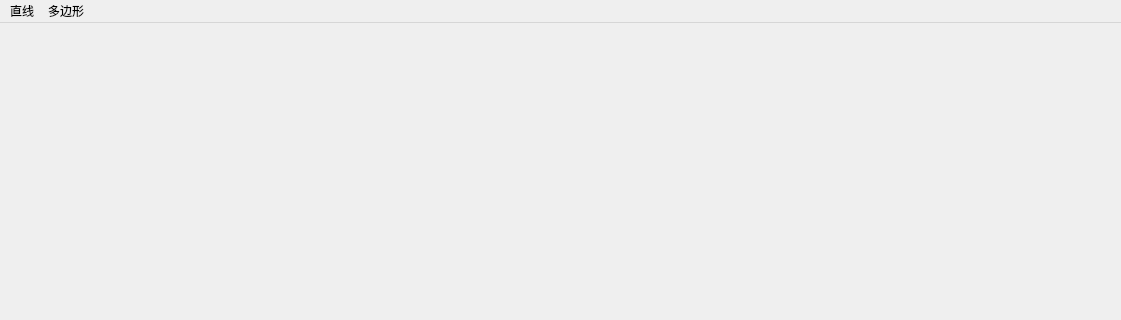
NJU-TJL/CG_Painter, file CG_Painter/CG_Painter/CG_Painter.ui: the form before one commit; both pictures show x 0 to 1121 and y 0 to 320 of the 1121 by 657 pixel window.
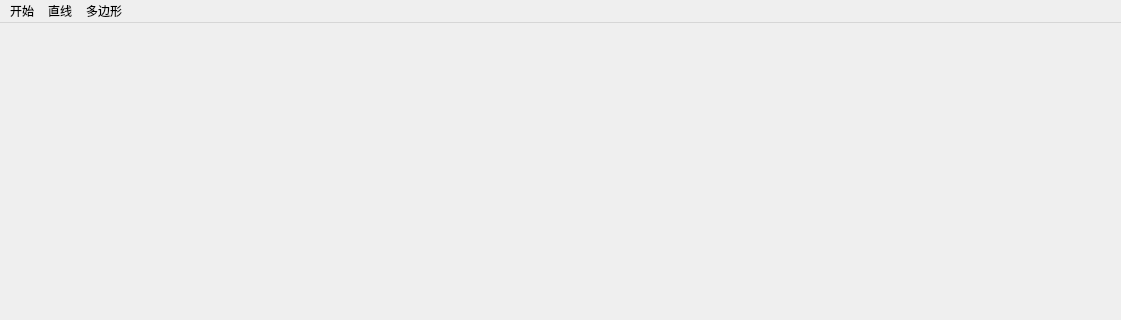
The form after the commit.

Commit message: 增加颜色设置...后期可考虑在UI中展示当前所选择的颜色

Patch:
```diff
--- a/CG_Painter/CG_Painter/CG_Painter.ui
+++ b/CG_Painter/CG_Painter/CG_Painter.ui
@@ -53,6 +53,13 @@
     <addaction name="actionPolygonDDA"/>
     <addaction name="actionPolygonBresenham"/>
    </widget>
+   <widget class="QMenu" name="menu_3">
+    <property name="title">
+     <string>开始</string>
+    </property>
+    <addaction name="actionColor"/>
+   </widget>
+   <addaction name="menu_3"/>
    <addaction name="menu"/>
    <addaction name="menu_2"/>
   </widget>
```
Left out of the diff: 31 changed lines with no effect on the pictures. The commit also changes 2 other files.
